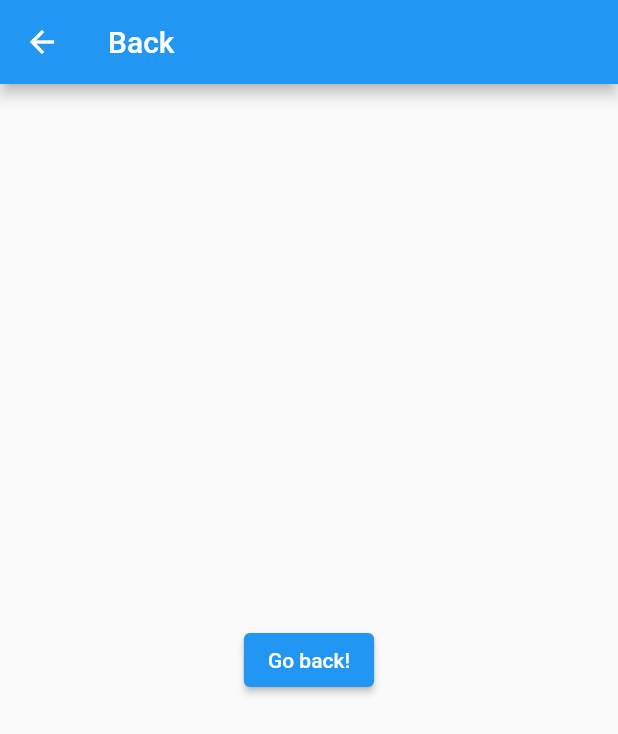
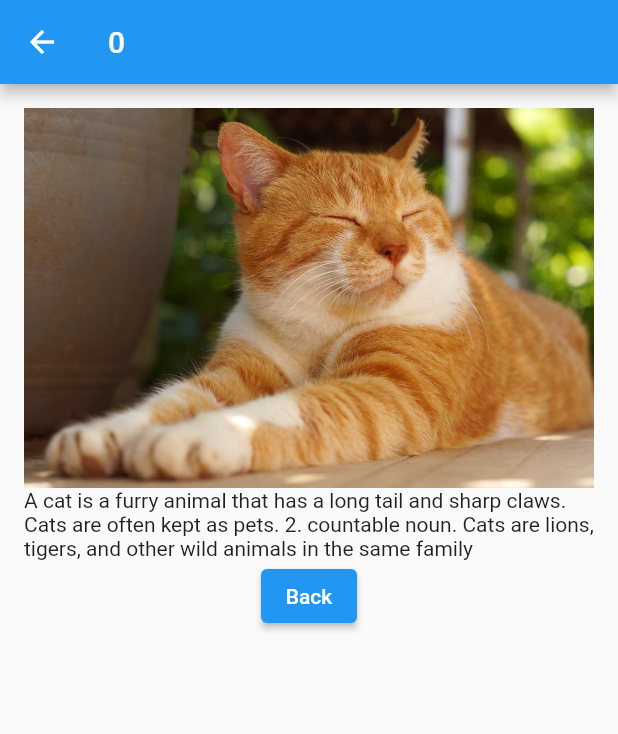
Before and after one commit to rocktheman/List-and-Grid, a Flutter app: the screen it shows after launch, after a tap on an icon or button, on a phone screen of 412 x 824 dp. Shown: the top 734 px of the screen. Run offline on Flutter 3.47's test engine with Material 2 defaults, Android fonts, the phone set to English and light mode, and no system bars.

```diff
--- /dev/null
+++ b/lib/data.dart
@@ -0,0 +1,55 @@
+import 'package:flutter/material.dart';
+import 'package:flutter_application_10/main.dart';
+
+class data extends StatelessWidget {
+  int index = 0;
+  data(int ind) {
+    index = ind;
+  }
+
+  @override
+  Widget build(BuildContext context) {
+    print("text${index}");
+    //  final todo = ModalRoute.of(context)!.settings.arguments as index;
+    Map<int, String> animal_des = {
+      0: "A cat is a furry animal that has a long tail and sharp claws. Cats are often kept as pets. 2. countable noun. Cats are lions, tigers, and other wild animals in the same family",
+      1: "Dogs (Canis lupus familiaris) are domesticated mammals, not natural wild animals. They were originally bred from wolves. They have been bred by humans for a long time, and were the first animals ever to be domesticated. ... They are a popular pet because they are usually playful, friendly, loyal and listen to humans.",
+      2: "Eagle is the common name for many large birds of prey of the family Accipitridae. Eagles belong to several groups of genera, some of which are closely related. Most of the 60 species of eagle are from Eurasia and Africa.[1] Outside this area, just 14 species can be found—2 in North America, 9 in Central and South America, and 3 in Australia.",
+      3: "Lions have strong, compact bodies and powerful forelegs, teeth and jaws for pulling down and killing prey. Their coats are yellow-gold, and adult males have shaggy manes that range in color from blond to reddish-brown to black. ... Lions stand between 3.5 and 4 feet (1 and 1.2 meters) tall at the shoulder.",
+      4: "A Tiger is a powerful carnivore, a hunter with sharp teeth, strong jaws, and a very agile body. They are the largest naturally occurring species of cat, of which the Siberian tiger is the largest, weighing up to 800 pounds and measuring up to 11 feet head to tail.",
+      5: "Horses have oval-shaped hooves, long tails, short hair, long slender legs, muscular and deep torso build, long thick necks, and large elongated heads. The mane is a region of coarse hairs, which extends along the dorsal side of the neck in both domestic and wild species."
+    };
+    Map<int, String> animal_image = {
+      0: "lib/images/cat.jpeg",
+      1: "lib/images/dog.jpeg",
+      2: "lib/images/eagle.jpeg",
+      3: "lib/images/lion.jpeg",
+      4: "lib/images/tiger.jpeg",
+      5: "lib/images/horse.jpeg"
+    };
+
+    // Use the Todo to create the UI.
+    return Scaffold(
+      appBar: AppBar(
+        title: Text("${index}"),
+      ),
+      body: Padding(
+          padding: const EdgeInsets.all(16.0),
+          child: Container(
+            child: Column(
+              children: [
+                Image(
+                    image: AssetImage("${animal_image[index]}"),
+                    width: MediaQuery.of(context).size.height),
+                Text("${animal_des[index]}"),
+                ElevatedButton(
+                    onPressed: () {
+                      Navigator.pop(context);
+                    },
+                    child:const Text("Back"))
+              ],
+            ),
+          )),
+    );
+  }
+}
--- a/lib/main.dart
+++ b/lib/main.dart
@@ -1,4 +1,5 @@
 import 'package:flutter/material.dart';
+import 'data.dart';
 
 void main() {
   runApp(const MyApp());
@@ -13,6 +14,7 @@ class MyApp extends StatefulWidget {
 
 class _MyAppState extends State<MyApp> {
   get itemBuilder => null;
+  int index = 0;
 
   @override
   Widget build(BuildContext context) {
@@ -30,14 +32,14 @@ class _MyAppState extends State<MyApp> {
 
   Widget _contentList() {
     return ListView.builder(
-        itemCount: 20,
+        itemCount: 6,
         itemBuilder: (BuildContext context, int index) => Card(
             child: ListTile(
                 title: Text(index.toString()),
                 onTap: () {
                   Navigator.push(
                     context,
-                    MaterialPageRoute(builder: (context) => const Detail()),
+                    MaterialPageRoute(builder: (context) => data(index)),
                   );
                 })));
   }
@@ -49,36 +51,16 @@ class _MyAppState extends State<MyApp> {
             childAspectRatio: 3 / 2,
             crossAxisSpacing: 20,
             mainAxisSpacing: 20),
+        itemCount: 6,
         itemBuilder: (BuildContext context, int index) => Card(
               child: ListTile(
                   title: Text(index.toString()),
                   onTap: () {
                     Navigator.push(
                       context,
-                      MaterialPageRoute(builder: (context) => const Detail()),
+                      MaterialPageRoute(builder: (context) => data(index)),
                     );
                   }),
             ));
   }
 }
-
-class Detail extends StatelessWidget {
-  const Detail({Key? key}) : super(key: key);
-
-  @override
-  Widget build(BuildContext context) {
-    return Scaffold(
-      appBar: AppBar(
-        title: const Text("Back"),
-      ),
-      body: Center(
-        child: ElevatedButton(
-          onPressed: () {
-            Navigator.pop(context);
-          },
-          child: const Text('Go back!'),
-        ),
-      ),
-    );
-  }
-}
--- a/pubspec.yaml
+++ b/pubspec.yaml
@@ -56,7 +56,8 @@ flutter:
   # included with your application, so that you can use the icons in
   # the material Icons class.
   uses-material-design: true
-
+  assets:
+   - lib/images/
   # To add assets to your application, add an assets section, like this:
   # assets:
   #   - images/a_dot_burr.jpeg
```
Also changed, not shown: lib/images/cat.jpeg (added), lib/images/dog.jpeg (added), lib/images/eagle.jpeg (added), lib/images/horse.jpeg (added), lib/images/lion.jpeg (added), lib/images/tiger.jpeg (added).
